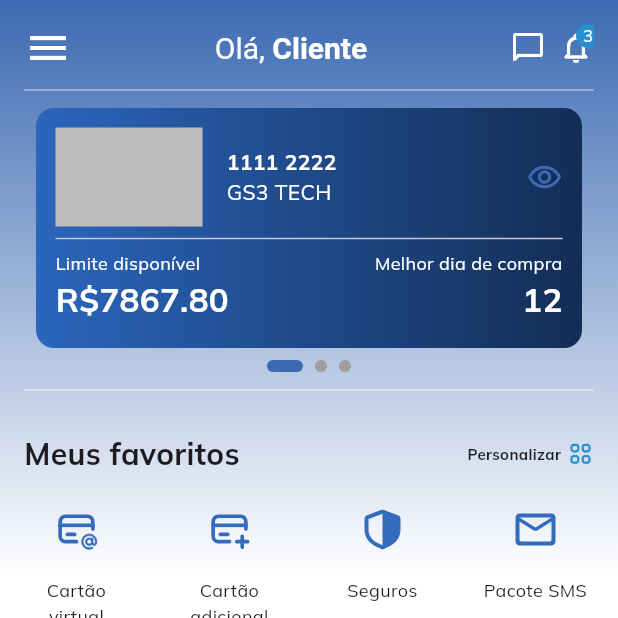
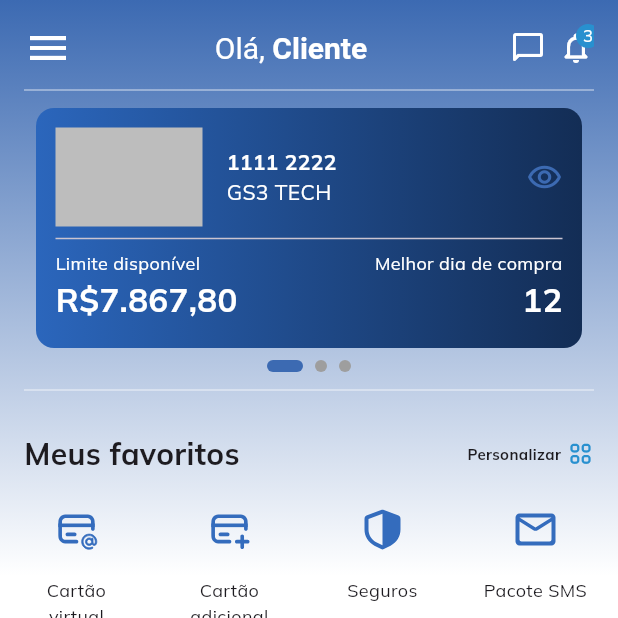
Before and after one commit to BerPGR/gs3-teste-flutter, a Flutter app: the screen it shows after launch, on a phone screen of 412 x 824 dp, the top half of it. Run offline on Flutter 3.47's test engine with Material 3 defaults, Android fonts, the phone set to English and light mode, and no system bars; drawn by our look-alikes of smooth_page_indicator; our stand-ins replace flutter_svg.

Commit message:
feat: alterado valores de tamanho do container de cartao

```diff
--- a/lib/app/shared/widget/cartao.dart
+++ b/lib/app/shared/widget/cartao.dart
@@ -1,5 +1,6 @@
 import 'package:flutter/material.dart';
 import 'package:gs3/app/model/cartao_model.dart';
+import 'package:gs3/app/shared/utils/number_parser.dart';
 
 class Cartao extends StatelessWidget {
   final CartaoModel cartao;
@@ -8,10 +9,11 @@ class Cartao extends StatelessWidget {
   @override
   Widget build(BuildContext context) {
     return Container(
-        padding: const EdgeInsets.all(13),
-        width: 40,
-        margin: const EdgeInsets.symmetric(horizontal: 8),
-        decoration: BoxDecoration(
+      padding: const EdgeInsets.all(13),
+      height: 160,
+      width: double.infinity,
+      margin: const EdgeInsets.symmetric(horizontal: 8),
+      decoration: BoxDecoration(
           gradient: LinearGradient(
             colors: [
               cartao.cardColor[0],
@@ -22,7 +24,7 @@ class Cartao extends StatelessWidget {
           ),
           borderRadius: BorderRadius.circular(12),
         ),
-        child: Column(
+      child: Column(
           children: [
             Row(
               spacing: 16,
@@ -70,7 +72,7 @@ class Cartao extends StatelessWidget {
                       style: TextStyle(fontSize: 12, color: Colors.white),
                     ),
                     Text(
-                      "R\$${cartao.limit.toStringAsFixed(2)}",
+                      "R\$${formatarValor(cartao.limit)}",
                       style: TextStyle(
                           color: Colors.white,
                           fontSize: 22,
@@ -97,6 +99,7 @@ class Cartao extends StatelessWidget {
               ],
             )
           ],
-        ));
+        ),
+    );
   }
 }
```
